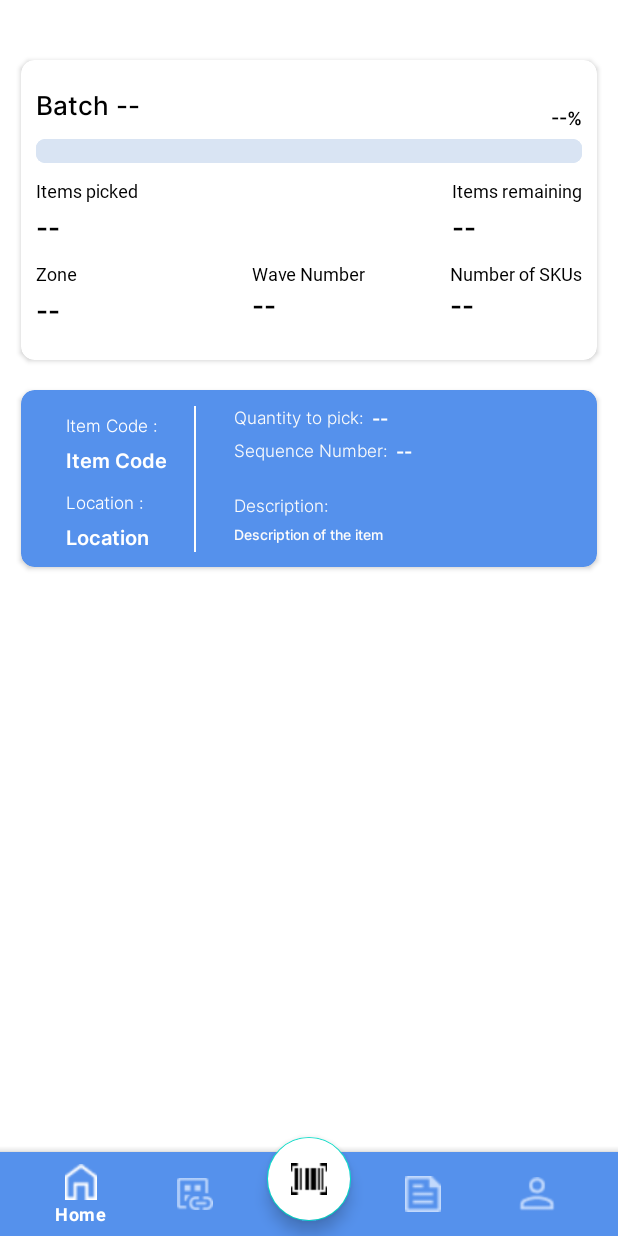
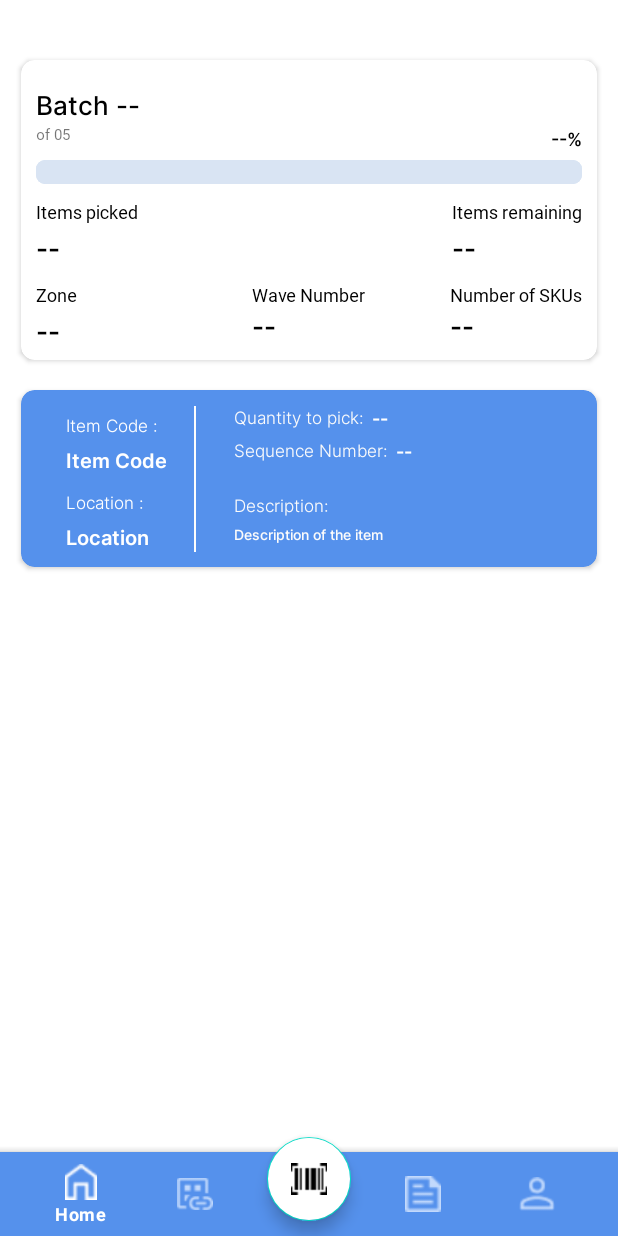
Before and after one commit to koushikjoshi/Glaukous_AndroidTask, an Android app: the screen it shows after launch (MainActivity), on a phone screen of 412 x 824 dp. Run offline under Robolectric (Android 15) with nearby library versions, the phone set to English and light mode, and no system bars; network calls fail; 1 statement that could not run was skipped.

```diff
--- a/app/src/main/java/com/koushikjoshi/glaukous_androidtask/HomeFragment.kt
+++ b/app/src/main/java/com/koushikjoshi/glaukous_androidtask/HomeFragment.kt
@@ -88,8 +88,6 @@ class HomeFragment : Fragment() {
         skuText = requireView().findViewById(R.id.skuTextView)
         waveText = requireView().findViewById(R.id.waveNumberTextView)
         percentText = requireView().findViewById(R.id.percentageTextView)
-
-        ofText.visibility = View.GONE
 
 //         Initialize all views from CardViewBottom
 
--- a/app/src/main/res/layout/fragment_home.xml
+++ b/app/src/main/res/layout/fragment_home.xml
@@ -44,7 +44,7 @@
                     android:layout_width="wrap_content"
                     android:layout_height="wrap_content"
                     android:fontFamily="@font/inter_font"
-                    android:text="of --"
+                    android:text="of 05"
                     android:textSize="10sp"
                     app:layout_constraintStart_toStartOf="@+id/batchText"
                     app:layout_constraintTop_toBottomOf="@+id/batchText" />
```
Also changed, not shown: 1 other file.
